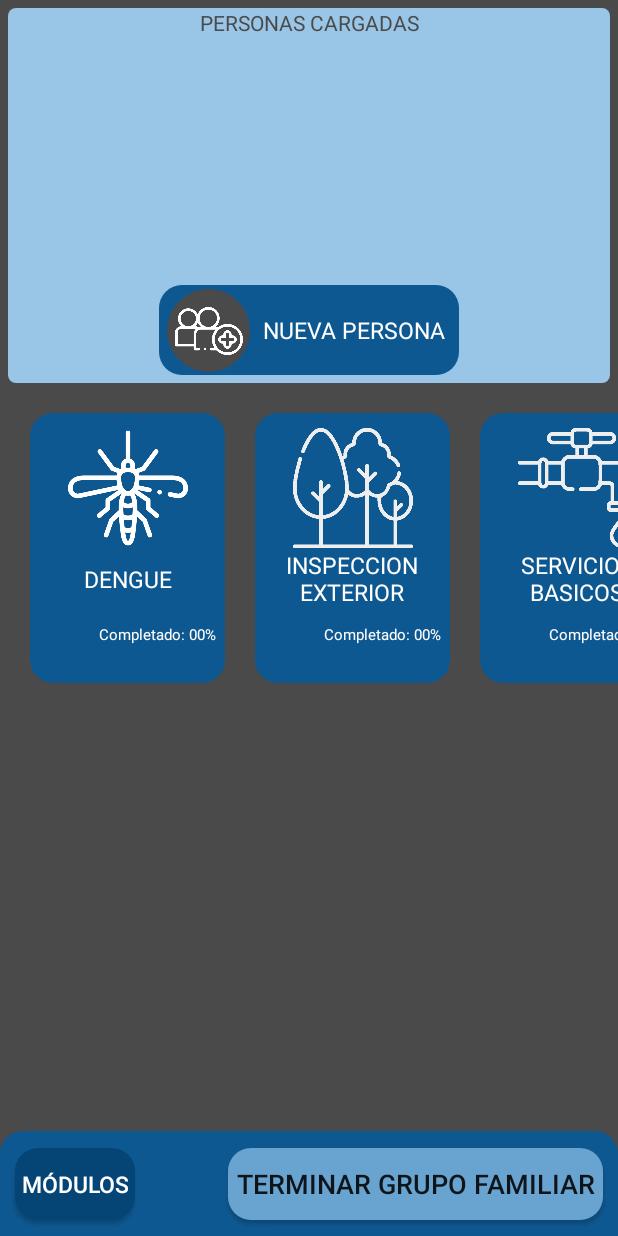
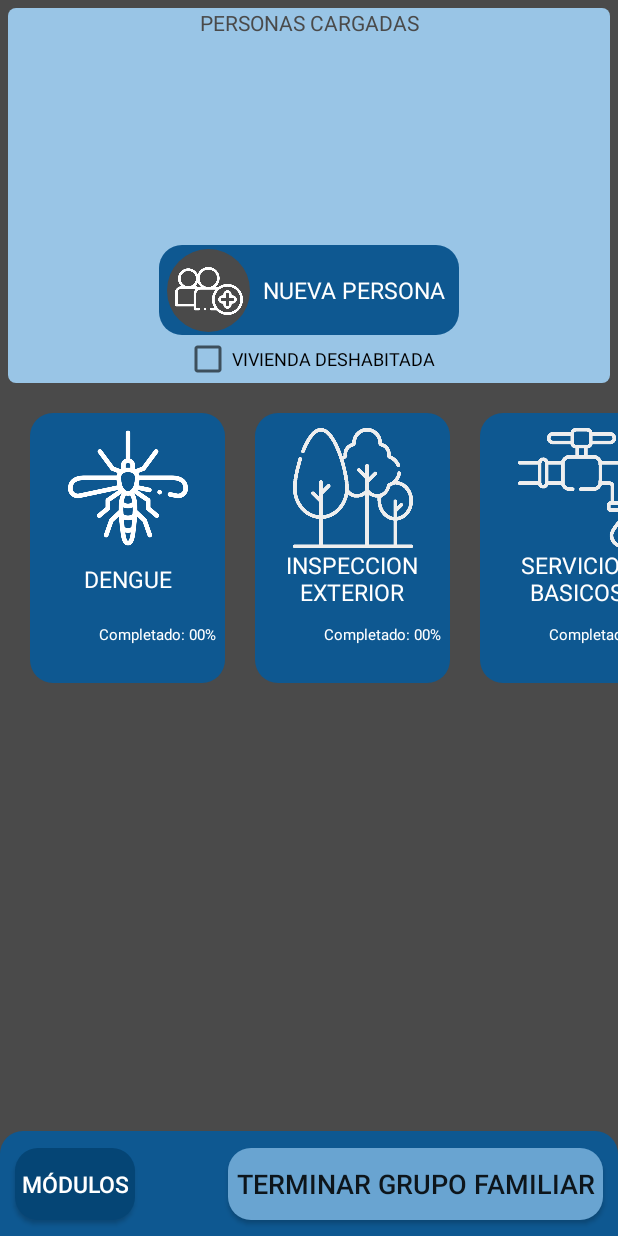
Before and after one commit to ernestosa95/RelevAr, an Android app: the Familia screen opened directly, with no data from a screen before it, after a tap on "TERMINAR GRUPO FAMILIAR", on a phone screen of 412 x 824 dp. Run offline under Robolectric (Android 15) with nearby library versions, the phone set to English and light mode, and no system bars; 1 statement that could not run was skipped.

Commit message:
agregado lo de vivienda deshabitada

```diff
--- a/app/src/main/java/com/example/relevar/Familia.java
+++ b/app/src/main/java/com/example/relevar/Familia.java
@@ -27,6 +27,7 @@ import android.view.View;
 import android.widget.AdapterView;
 import android.widget.ArrayAdapter;
 import android.widget.Button;
+import android.widget.CheckBox;
 import android.widget.CompoundButton;
 import android.widget.EditText;
 import android.widget.ImageButton;
@@ -1412,10 +1413,12 @@ public class Familia extends AppCompatActivity {
 //--------------------------------------------------------------------------------------------------
     // GUARDAR GRUPO FAMILIAR
     public void Guardar2(View view){
-
-
-
-        if(MiembrosFamiliares.size()!=0) {
+        CheckBox deshabitada = findViewById(R.id.CHECKVIVIENDADESHABITADA);
+
+        if(deshabitada.isChecked()){
+            MiembrosFamiliares.add(new ObjetoPersona(null));
+        }
+        if(MiembrosFamiliares.size()!=0 || familia.SituacionVivienda.length()!=0) {
 
             //final String CantidadGrupoFamiliar=grupofamiliar.getText().toString();
             // Inicio la obtencion de datos de ubicacion del GPS
@@ -1484,7 +1487,12 @@ public class Familia extends AppCompatActivity {
             final EditText edtNumero = view_alert.findViewById(R.id.NUMERO);
             final EditText cantidadintegrantes = view_alert.findViewById(R.id.CANTIDADMIEMBROSFAMILIARES);
             final EditText edtnumerocartografia = view_alert.findViewById(R.id.NUMEROSEGUNCARTOGRAFIA);
-            NumerosPersonas = MiembrosFamiliares.size();
+
+            if(deshabitada.isChecked()){
+                NumerosPersonas = 0;
+            }else{
+            NumerosPersonas = MiembrosFamiliares.size();}
+
             cantidadintegrantes.setText(Integer.toString(NumerosPersonas));
 
             ImageView mas = view_alert.findViewById(R.id.MAS);
@@ -1518,6 +1526,7 @@ public class Familia extends AppCompatActivity {
 
                         /* De cada persona cuales son los datos cargados*/
                         ArrayList<String> CategoriaPersonas = new ArrayList<>();
+
                         CategoriaPersonas = MiembrosFamiliares.get(0).DatosCargadosCsv();
 
                         /* Creo una lista de datos unificada para todas la personas de la misma
--- a/app/src/main/res/layout/activity_main.xml
+++ b/app/src/main/res/layout/activity_main.xml
@@ -67,14 +67,24 @@
 
         </ListView>
 
+        <CheckBox
+            android:id="@+id/CHECKVIVIENDADESHABITADA"
+            android:layout_width="wrap_content"
+            android:layout_height="wrap_content"
+            android:text="@string/vivienda_deshabitada"
+            android:textColor="#000000"
+            android:textSize="12sp"
+            app:layout_constraintBottom_toBottomOf="parent"
+            app:layout_constraintEnd_toEndOf="parent"
+            app:layout_constraintStart_toStartOf="parent" />
+
         <androidx.constraintlayout.widget.ConstraintLayout
             android:id="@+id/constraintLayout2"
             android:layout_width="200dp"
             android:layout_height="60dp"
-            android:layout_margin="5dp"
             android:background="@drawable/fondo2"
             android:onClick="NuevaPersona"
-            app:layout_constraintBottom_toBottomOf="parent"
+            app:layout_constraintBottom_toTopOf="@+id/CHECKVIVIENDADESHABITADA"
             app:layout_constraintEnd_toEndOf="parent"
             app:layout_constraintStart_toStartOf="parent">
 
--- a/app/src/main/res/layout/alert_guardar_familia.xml
+++ b/app/src/main/res/layout/alert_guardar_familia.xml
@@ -116,7 +116,7 @@
             android:id="@+id/textView10"
             android:layout_width="wrap_content"
             android:layout_height="wrap_content"
-            android:layout_marginTop="5dp"
+            android:layout_marginTop="2dp"
             android:text="@string/miembros_familiares"
             android:textColor="#FFFFFF"
             android:textSize="12sp"
@@ -130,11 +130,12 @@
             android:layout_height="wrap_content"
             android:text="00"
             android:textColor="#FFFFFF"
-            android:textSize="30sp"
+            android:textSize="24sp"
             app:layout_constraintBottom_toBottomOf="parent"
             app:layout_constraintEnd_toEndOf="parent"
             app:layout_constraintStart_toStartOf="parent"
             app:layout_constraintTop_toBottomOf="@+id/textView10" />
+
     </androidx.constraintlayout.widget.ConstraintLayout>
 
     <ImageView
--- a/app/src/main/res/values/strings.xml
+++ b/app/src/main/res/values/strings.xml
@@ -222,5 +222,6 @@
     <string name="enfermedades_respiratorias" translatable="false">ENFERMEDADES RESPIRATORIAS</string>
     <string name="otro_tipo_enfermedad" translatable="false">OTRO TIPO DE ENEFERMEDAD NO TRANSMISIBLE</string>
     <string name="plan_social" translatable="false">PLAN SOCIAL</string>
+    <string name="vivienda_deshabitada" translatable="false">VIVIENDA DESHABITADA</string>
 
 </resources>
```
Also changed, not shown: app/src/main/java/com/example/relevar/Persona.java (+14 -2 lines).
